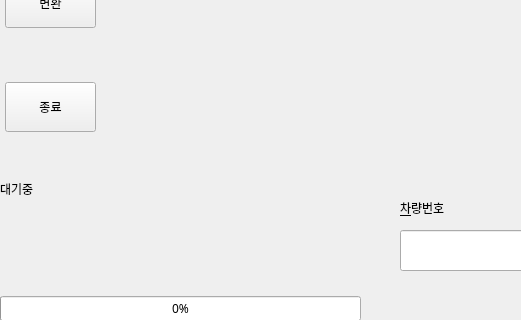
First picture: the form in src/form.ui, repository sauce-git/korean-license-plate-detector, before the edit; both pictures show x 0 to 521 and y 280 to 600 of the 800 by 600 pixel window.
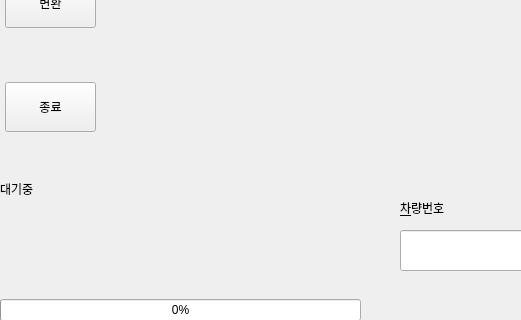
Second picture: the form after the edit.

```diff
--- a/src/form.ui
+++ b/src/form.ui
@@ -211,11 +211,6 @@
     </item>
     <item>
      <widget class="QProgressBar" name="progressBar">
-      <property name="font">
-       <font>
-        <family>굴림</family>
-       </font>
-      </property>
       <property name="value">
        <number>0</number>
       </property>
```
